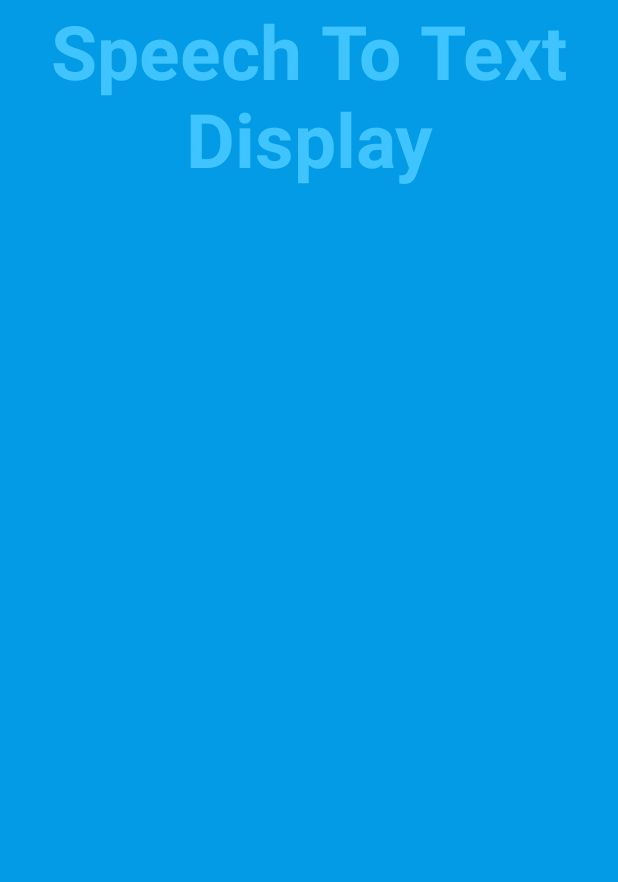
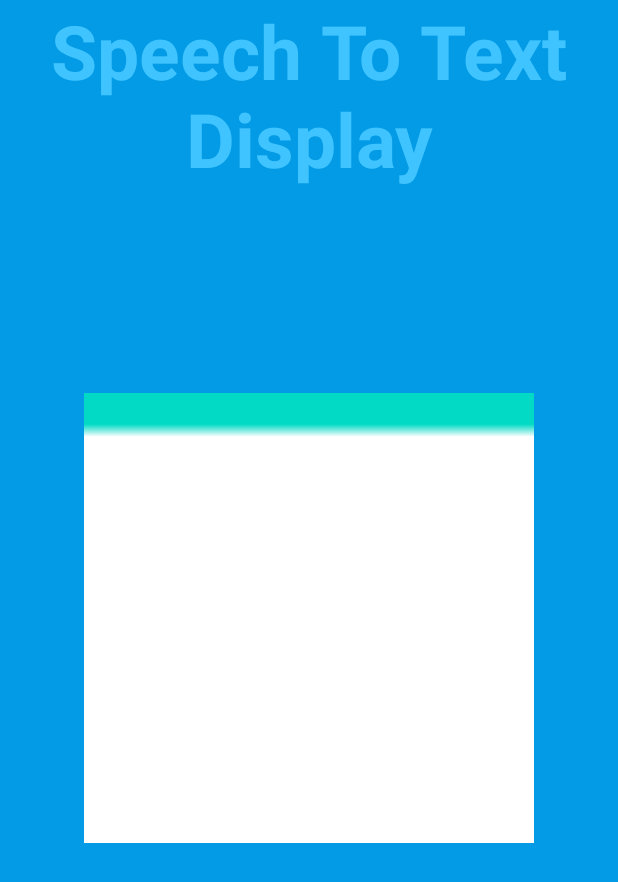
Before and after one commit to wyatt-made/MC-Capstone-2020, an Android app: the screen it shows after launch (FullscreenActivity), on a phone screen of 412 x 824 dp. Shown: the top 882 px of the screen. Run offline under Robolectric (Android 15) with nearby library versions, the phone set to English and light mode, and no system bars; 1 statement that could not run was skipped.

Commit message:
Updated UI, still working on UI to make it more aesthetically pleasing

```diff
--- a/app/src/main/res/layout/activity_fullscreen.xml
+++ b/app/src/main/res/layout/activity_fullscreen.xml
@@ -1,5 +1,6 @@
 <?xml version="1.0" encoding="utf-8"?>
 <FrameLayout xmlns:android="http://schemas.android.com/apk/res/android"
+    xmlns:app="http://schemas.android.com/apk/res-auto"
     xmlns:tools="http://schemas.android.com/tools"
     android:layout_width="match_parent"
     android:layout_height="match_parent"
@@ -23,6 +24,7 @@
 
     <!-- This FrameLayout insets its children based on system windows using
          android:fitsSystemWindows. -->
+
     <FrameLayout
         android:layout_width="match_parent"
         android:layout_height="match_parent"
@@ -38,14 +40,22 @@
             tools:ignore="UselessParent">
 
             <Button
-                android:id="@+id/Speech_To_Text_Display"
+                android:id="@+id/Connect_More"
                 style="?android:attr/buttonBarButtonStyle"
                 android:layout_width="0dp"
                 android:layout_height="wrap_content"
                 android:layout_weight="1"
-                android:text="@string/Speech_To_Text_Display" />
+                android:text="@string/Connect_More" />
 
         </LinearLayout>
     </FrameLayout>
 
+    <ImageView
+        android:id="@+id/imageView"
+        android:layout_width="300dp"
+        android:layout_height="300dp"
+        android:layout_gravity="center"
+        android:contentDescription="@string/TODO"
+        app:srcCompat="?android:attr/actionModeSplitBackground" />
+
 </FrameLayout>
--- a/app/src/main/res/values/strings.xml
+++ b/app/src/main/res/values/strings.xml
@@ -3,4 +3,8 @@
     <string name="dummy_button">Dummy Button</string>
     <string name="dummy_content">DUMMY\nCONTENT</string>
     <string name="Speech_To_Text_Display">Speech To Text Display</string>
+    <string name="Hamburger">+</string>
+    <string name="Connect_More">+</string>
+    <string name="Transcribe_Text">Transcribed Text</string>
+    <string name="TODO">TODO</string>
 </resources>
```
